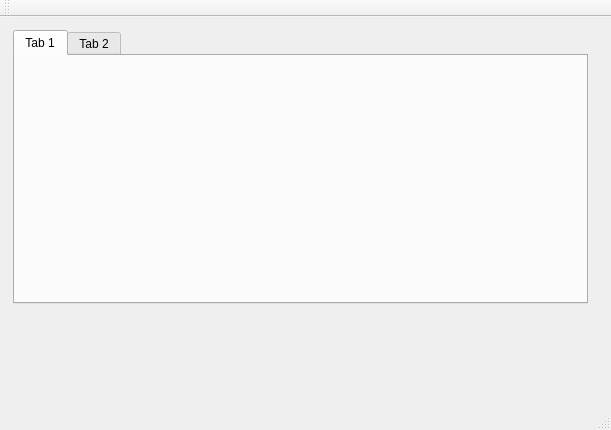
Above: secondarywindow.ui from Kpro11/Aqeous before the change. Below: the same form after it.
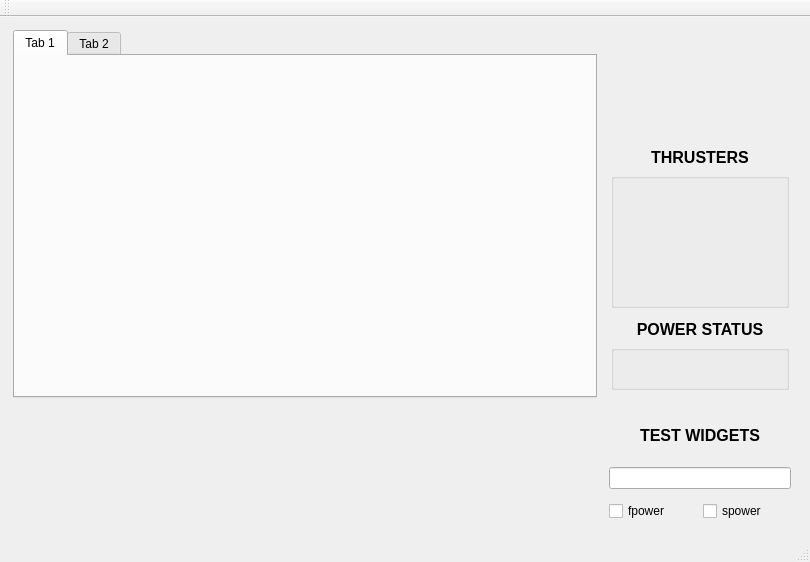
That is the form after the change. Icons and pictures are not drawn.

```diff
--- a/secondarywindow.ui
+++ b/secondarywindow.ui
@@ -6,8 +6,8 @@
    <rect>
     <x>0</x>
     <y>0</y>
-    <width>611</width>
-    <height>430</height>
+    <width>810</width>
+    <height>562</height>
    </rect>
   </property>
   <property name="windowTitle">
@@ -86,10 +86,246 @@
          <layout class="QHBoxLayout" name="horizontalLayout_3"/>
         </item>
         <item>
-         <layout class="QHBoxLayout" name="thruster_status"/>
+         <layout class="QVBoxLayout" name="verticalLayout_4">
+          <property name="leftMargin">
+           <number>3</number>
+          </property>
+          <property name="topMargin">
+           <number>3</number>
+          </property>
+          <property name="rightMargin">
+           <number>3</number>
+          </property>
+          <property name="bottomMargin">
+           <number>3</number>
+          </property>
+          <item>
+           <widget class="QLabel" name="label">
+            <property name="font">
+             <font>
+              <pointsize>12</pointsize>
+              <weight>75</weight>
+              <bold>true</bold>
+             </font>
+            </property>
+            <property name="text">
+             <string>THRUSTERS</string>
+            </property>
+            <property name="alignment">
+             <set>Qt::AlignCenter</set>
+            </property>
+           </widget>
+          </item>
+          <item>
+           <widget class="QGroupBox" name="groupBox">
+            <property name="sizePolicy">
+             <sizepolicy hsizetype="MinimumExpanding" vsizetype="MinimumExpanding">
+              <horstretch>0</horstretch>
+              <verstretch>0</verstretch>
+             </sizepolicy>
+            </property>
+            <property name="title">
+             <string/>
+            </property>
+            <layout class="QGridLayout" name="gridLayout_3">
+             <item row="3" column="0">
+              <widget class="QLabel" name="T3">
+               <property name="sizePolicy">
+                <sizepolicy hsizetype="MinimumExpanding" vsizetype="MinimumExpanding">
+                 <horstretch>0</horstretch>
+                 <verstretch>0</verstretch>
+                </sizepolicy>
+               </property>
+               <property name="text">
+                <string/>
+               </property>
+               <property name="pixmap">
+                <pixmap resource="icons.qrc">:/images/RED.png</pixmap>
+               </property>
+              </widget>
+             </item>
+             <item row="1" column="0">
+              <widget class="QLabel" name="T1">
+               <property name="sizePolicy">
+                <sizepolicy hsizetype="MinimumExpanding" vsizetype="MinimumExpanding">
+                 <horstretch>0</horstretch>
+                 <verstretch>0</verstretch>
+                </sizepolicy>
+               </property>
+               <property name="text">
+                <string/>
+               </property>
+               <property name="pixmap">
+                <pixmap resource="icons.qrc">:/images/RED.png</pixmap>
+               </property>
+               <property name="alignment">
+                <set>Qt::AlignLeading|Qt::AlignLeft|Qt::AlignVCenter</set>
+               </property>
+              </widget>
+             </item>
+             <item row="2" column="1">
+              <widget class="QLabel" name="T6">
+               <property name="sizePolicy">
+                <sizepolicy hsizetype="MinimumExpanding" vsizetype="MinimumExpanding">
+                 <horstretch>0</horstretch>
+                 <verstretch>0</verstretch>
+                </sizepolicy>
+               </property>
+               <property name="text">
+                <string/>
+               </property>
+               <property name="pixmap">
+                <pixmap resource="icons.qrc">:/images/RED.png</pixmap>
+               </property>
+               <property name="alignment">
+                <set>Qt::AlignCenter</set>
+               </property>
+              </widget>
+             </item>
+             <item row="3" column="1">
+              <widget class="QLabel" name="T4">
+               <property name="sizePolicy">
+                <sizepolicy hsizetype="MinimumExpanding" vsizetype="MinimumExpanding">
+                 <horstretch>0</horstretch>
+                 <verstretch>0</verstretch>
+                </sizepolicy>
+               </property>
+               <property name="text">
+                <string/>
+               </property>
+               <property name="pixmap">
+                <pixmap resource="icons.qrc">:/images/RED.png</pixmap>
+               </property>
+               <property name="alignment">
+                <set>Qt::AlignRight|Qt::AlignTrailing|Qt::AlignVCenter</set>
+               </property>
+              </widget>
+             </item>
+             <item row="1" column="1">
+              <widget class="QLabel" name="T2">
+               <property name="sizePolicy">
+                <sizepolicy hsizetype="MinimumExpanding" vsizetype="MinimumExpanding">
+                 <horstretch>0</horstretch>
+                 <verstretch>0</verstretch>
+                </sizepolicy>
+               </property>
+               <property name="text">
+                <string/>
+               </property>
+               <property name="pixmap">
+                <pixmap resource="icons.qrc">:/images/RED.png</pixmap>
+               </property>
+               <property name="alignment">
+                <set>Qt::AlignRight|Qt::AlignTrailing|Qt::AlignVCenter</set>
+               </property>
+              </widget>
+             </item>
+             <item row="2" column="0">
+              <widget class="QLabel" name="T5">
+               <property name="sizePolicy">
+                <sizepolicy hsizetype="MinimumExpanding" vsizetype="MinimumExpanding">
+                 <horstretch>0</horstretch>
+                 <verstretch>0</verstretch>
+                </sizepolicy>
+               </property>
+               <property name="text">
+                <string/>
+               </property>
+               <property name="pixmap">
+                <pixmap resource="icons.qrc">:/images/RED.png</pixmap>
+               </property>
+               <property name="alignment">
+                <set>Qt::AlignCenter</set>
+               </property>
+              </widget>
+             </item>
+            </layout>
+           </widget>
+          </item>
+         </layout>
         </item>
         <item>
-         <layout class="QHBoxLayout" name="powerstat_col"/>
+         <layout class="QVBoxLayout" name="verticalLayout_5">
+          <property name="leftMargin">
+           <number>3</number>
+          </property>
+          <property name="topMargin">
+           <number>3</number>
+          </property>
+          <property name="rightMargin">
+           <number>3</number>
+          </property>
+          <property name="bottomMargin">
+           <number>3</number>
+          </property>
+          <item>
+           <widget class="QLabel" name="label_8">
+            <property name="font">
+             <font>
+              <pointsize>12</pointsize>
+              <weight>75</weight>
+              <bold>true</bold>
+             </font>
+            </property>
+            <property name="text">
+             <string>POWER STATUS</string>
+            </property>
+            <property name="alignment">
+             <set>Qt::AlignCenter</set>
+            </property>
+           </widget>
+          </item>
+          <item>
+           <widget class="QGroupBox" name="groupBox_2">
+            <property name="sizePolicy">
+             <sizepolicy hsizetype="MinimumExpanding" vsizetype="MinimumExpanding">
+              <horstretch>0</horstretch>
+              <verstretch>0</verstretch>
+             </sizepolicy>
+            </property>
+            <property name="title">
+             <string/>
+            </property>
+            <layout class="QGridLayout" name="gridLayout_4">
+             <item row="0" column="0">
+              <widget class="QLabel" name="fPower">
+               <property name="sizePolicy">
+                <sizepolicy hsizetype="MinimumExpanding" vsizetype="MinimumExpanding">
+                 <horstretch>0</horstretch>
+                 <verstretch>0</verstretch>
+                </sizepolicy>
+               </property>
+               <property name="text">
+                <string/>
+               </property>
+               <property name="pixmap">
+                <pixmap resource="icons.qrc">:/images/RED.png</pixmap>
+               </property>
+              </widget>
+             </item>
+             <item row="0" column="1">
+              <widget class="QLabel" name="sPower">
+               <property name="sizePolicy">
+                <sizepolicy hsizetype="MinimumExpanding" vsizetype="MinimumExpanding">
+                 <horstretch>0</horstretch>
+                 <verstretch>0</verstretch>
+                </sizepolicy>
+               </property>
+               <property name="text">
+                <string/>
+               </property>
+               <property name="pixmap">
+                <pixmap resource="icons.qrc">:/images/RED.png</pixmap>
+               </property>
+               <property name="alignment">
+                <set>Qt::AlignRight|Qt::AlignTrailing|Qt::AlignVCenter</set>
+               </property>
+              </widget>
+             </item>
+            </layout>
+           </widget>
+          </item>
+         </layout>
         </item>
        </layout>
       </item>
@@ -119,7 +355,89 @@
        </layout>
       </item>
       <item row="1" column="1">
-       <layout class="QHBoxLayout" name="ctester_col"/>
+       <layout class="QVBoxLayout" name="verticalLayout_7">
+        <property name="leftMargin">
+         <number>3</number>
+        </property>
+        <property name="topMargin">
+         <number>3</number>
+        </property>
+        <property name="rightMargin">
+         <number>3</number>
+        </property>
+        <property name="bottomMargin">
+         <number>3</number>
+        </property>
+        <item>
+         <layout class="QVBoxLayout" name="verticalLayout_6">
+          <property name="leftMargin">
+           <number>3</number>
+          </property>
+          <property name="topMargin">
+           <number>3</number>
+          </property>
+          <property name="rightMargin">
+           <number>3</number>
+          </property>
+          <property name="bottomMargin">
+           <number>3</number>
+          </property>
+          <item>
+           <widget class="QLabel" name="label_2">
+            <property name="font">
+             <font>
+              <pointsize>12</pointsize>
+              <weight>75</weight>
+              <bold>true</bold>
+             </font>
+            </property>
+            <property name="text">
+             <string>TEST WIDGETS</string>
+            </property>
+            <property name="alignment">
+             <set>Qt::AlignCenter</set>
+            </property>
+           </widget>
+          </item>
+          <item>
+           <widget class="QLineEdit" name="ed1"/>
+          </item>
+         </layout>
+        </item>
+        <item>
+         <layout class="QHBoxLayout" name="horizontalLayout_2">
+          <property name="leftMargin">
+           <number>3</number>
+          </property>
+          <property name="topMargin">
+           <number>3</number>
+          </property>
+          <property name="rightMargin">
+           <number>3</number>
+          </property>
+          <property name="bottomMargin">
+           <number>3</number>
+          </property>
+          <item>
+           <widget class="QCheckBox" name="fPowStatus">
+            <property name="autoFillBackground">
+             <bool>false</bool>
+            </property>
+            <property name="text">
+             <string>fpower</string>
+            </property>
+           </widget>
+          </item>
+          <item>
+           <widget class="QCheckBox" name="sPowStatus">
+            <property name="text">
+             <string>spower</string>
+            </property>
+           </widget>
+          </item>
+         </layout>
+        </item>
+       </layout>
       </item>
      </layout>
     </item>
```
Left out of the diff: 6 changed lines with no effect on the pictures.
